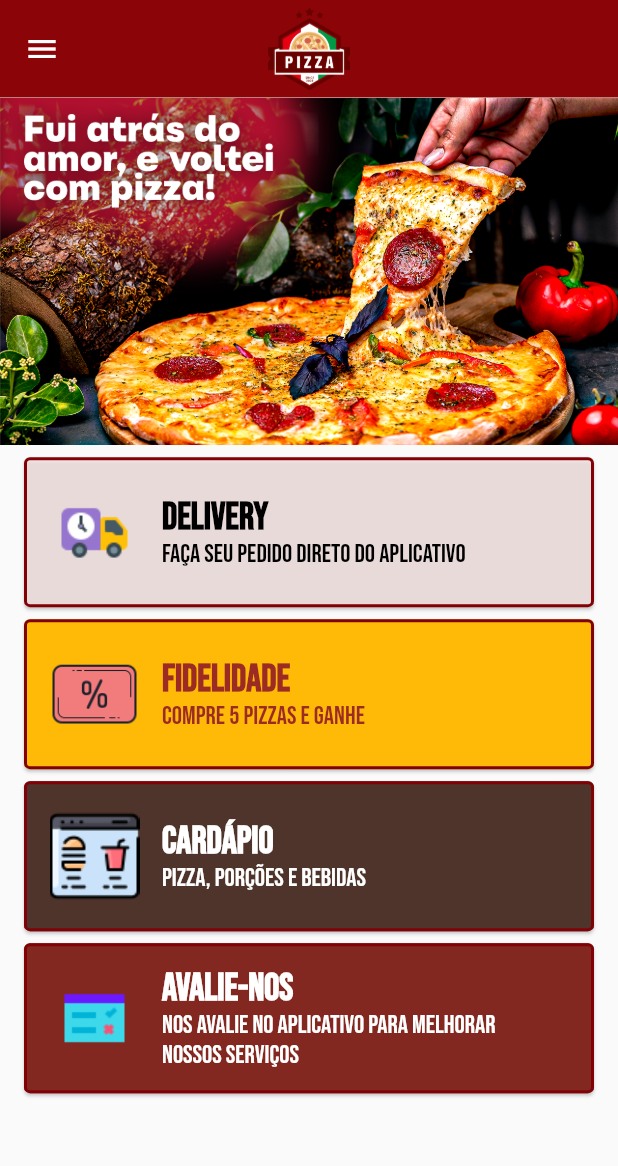
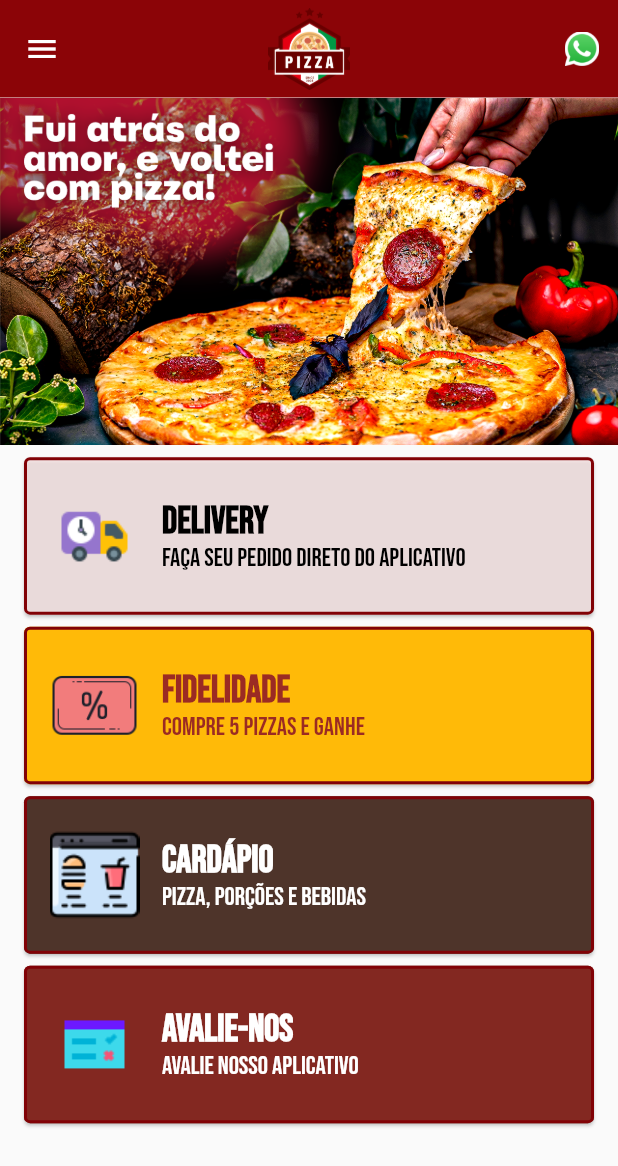
Before and after one commit to phisac12/pede-pizza, a Flutter app: the screen it shows after launch, on a phone screen of 412 x 824 dp. Shown: the top 1166 px of the screen. Run offline on Flutter 3.47's test engine with Material 2 defaults, Android fonts, the phone set to English and light mode, and no system bars; our stand-ins replace google_fonts, splashscreen; missing offline and left inert: animated_card.

Commit message:
Melhorias nas funcionalidades do app

```diff
--- a/lib/cards_action.dart
+++ b/lib/cards_action.dart
@@ -37,7 +37,7 @@ class CardsAction extends StatelessWidget {
                       color: const Color.fromARGB(255, 129, 2, 6), width: 2),
                   borderRadius: const BorderRadius.all(Radius.circular(4))),
               width: 380,
-              height: 100,
+              height: 105,
               child: Row(
                 crossAxisAlignment: CrossAxisAlignment.center,
                 mainAxisAlignment: MainAxisAlignment.start,
--- a/lib/home_page.dart
+++ b/lib/home_page.dart
@@ -4,14 +4,26 @@ import 'package:pizza_facil/themes/app_colors.dart';
 import 'package:google_fonts/google_fonts.dart';
 import 'list_tiles.dart';
 import 'package:animated_card/animated_card.dart';
+import 'package:url_launcher/url_launcher.dart';
 
 class HomePage extends StatelessWidget {
   const HomePage({Key? key}) : super(key: key);
 
+  void launchWhats() async {
+    var urlWhats =
+        "https://api.whatsapp.com/send?l=pt_br&phone=+5511949660992&text=olatodos";
+
+    if (await canLaunch(urlWhats)) {
+      await launch(urlWhats);
+    } else {
+      throw 'Não consegui abrir o Whatsapp';
+    }
+  }
+
   @override
   Widget build(BuildContext context) {
     return AnimatedCard(
-      direction:AnimatedCardDirection.bottom,
+      direction: AnimatedCardDirection.bottom,
       child: Scaffold(
         drawer: Drawer(
           child: ListView(
@@ -42,6 +54,15 @@ class HomePage extends StatelessWidget {
         ),
         appBar: AppBar(
           centerTitle: true,
+          actions: [
+            IconButton(
+              onPressed: () {
+                launchWhats();
+              },
+              icon: Image.asset('assets/icons/whatsapp_icon.png',
+                  width: 23, height: 23),
+            )
+          ],
           title: Image.asset(
             'assets/images/logo.png',
             width: 55,
@@ -80,7 +101,7 @@ class HomePage extends StatelessWidget {
                     'assets/icons/fidelity.png',
                     const Color.fromARGB(255, 155, 43, 35),
                     const Color.fromARGB(255, 155, 43, 35),
-                    'assets/images/fidelity.png'),
+                    'assets/images/fidelity.jpg'),
                 CardsAction(
                     'Cardápio',
                     'Pizza, porções e bebidas',
@@ -91,12 +112,12 @@ class HomePage extends StatelessWidget {
                     'assets/images/menu.png'),
                 CardsAction(
                     'Avalie-nos',
-                    'Nos avalie no aplicativo para melhorar nossos serviços',
+                    'Avalie nosso aplicativo',
                     const Color.fromARGB(255, 131, 40, 33),
                     'assets/icons/hateus.png',
                     Colors.white,
                     Colors.white,
-                    'assets/images/rate-us.png')
+                    'assets/images/rate-us.jpg')
               ],
             )
           ],
--- a/lib/main.dart
+++ b/lib/main.dart
@@ -1,6 +1,5 @@
 // @dart=2.9
 import 'package:flutter/material.dart';
-import 'package:pizza_facil/cards_action.dart';
 import 'package:pizza_facil/splash.dart';
 import 'package:pizza_facil/themes/app_colors.dart';
 import 'home_page.dart';
```
Also changed, not shown: pubspec.yaml (+8 -0 lines), assets/images/delivery.png, assets/images/fidelity.jpg (added), assets/images/fidelity.png (deleted), assets/images/menu.png, assets/images/rate-us.jpg (added), assets/images/rate-us.png (deleted), pubspec.lock, 3 other files.
